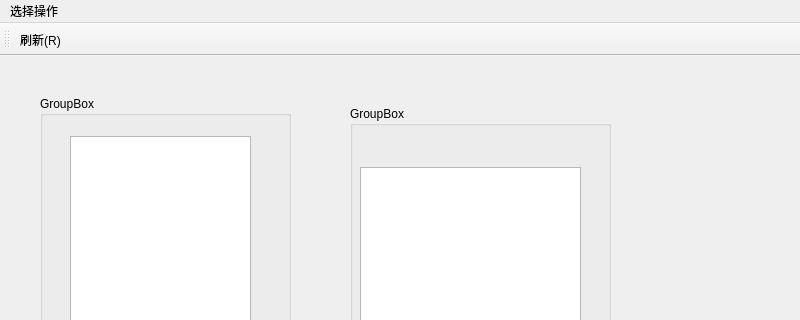
Above: Restaurant/chefwindow.ui from PG98/2017SepQt before the change; both pictures show x 0 to 800 and y 0 to 320 of the 800 by 600 pixel window. Below: the same form after it.
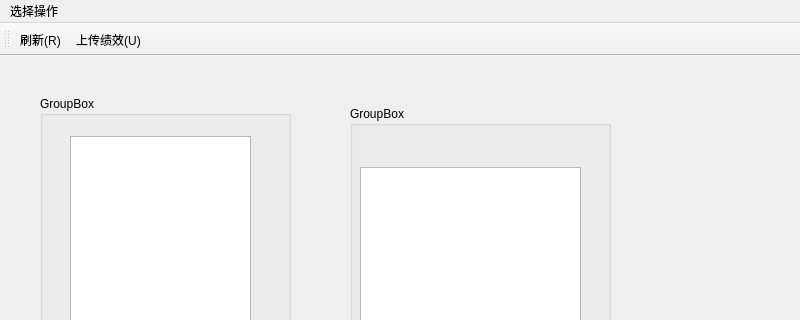
That is the form after the change. Icons and pictures are not drawn.

Patch:
```diff
--- a/Restaurant/chefwindow.ui
+++ b/Restaurant/chefwindow.ui
@@ -90,6 +90,7 @@
     <bool>false</bool>
    </attribute>
    <addaction name="action_R"/>
+   <addaction name="action_U"/>
   </widget>
   <action name="action_R">
    <property name="icon">
@@ -100,6 +101,15 @@
     <string>刷新(&amp;R)</string>
    </property>
   </action>
+  <action name="action_U">
+   <property name="icon">
+    <iconset resource="images.qrc">
+     <normaloff>:/buttons/up-arrow-2.png</normaloff>:/buttons/up-arrow-2.png</iconset>
+   </property>
+   <property name="text">
+    <string>上传绩效(&amp;U)</string>
+   </property>
+  </action>
  </widget>
  <resources>
   <include location="images.qrc"/>
```
Left out of the diff: 1 changed line with no effect on the pictures.
